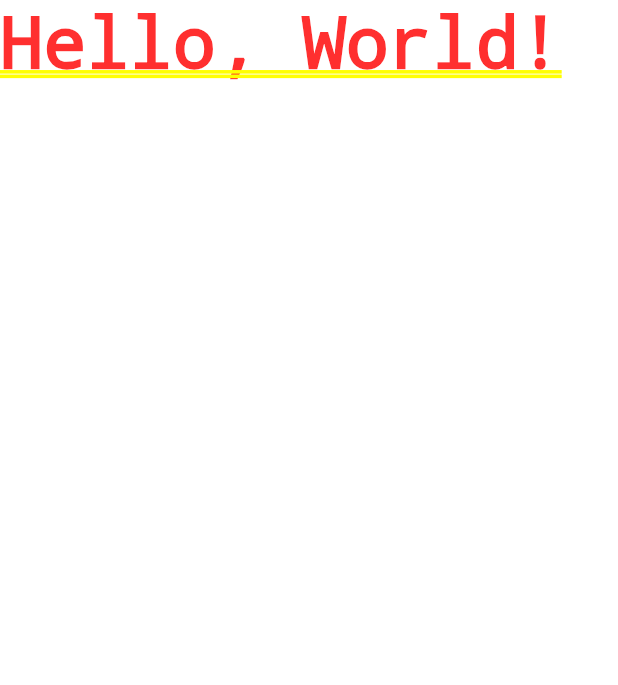
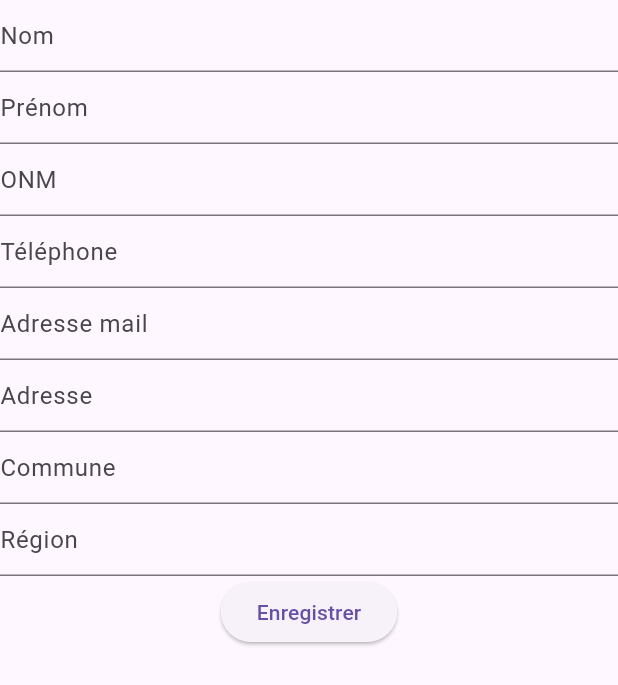
Before and after one commit to narisraz/doc-discovery, a Flutter app: the screen it shows after launch, on a phone screen of 412 x 824 dp. Shown: the top 685 px of the screen. Run offline on Flutter 3.47's test engine with Material 3 defaults, Android fonts, the light colour scheme and no system bars; our stand-ins replace cloud_firestore, dartz, equatable, firebase_core, flutter_riverpod, riverpod_annotation; accounts and stored records are empty; generated files the repository leaves out were written again.

Commit message:
✨ Create practitioner form

```diff
--- a/lib/main.dart
+++ b/lib/main.dart
@@ -1,5 +1,7 @@
+import 'package:docdiscovery/presentation/signup/practitioner_form.dart';
 import 'package:flutter/material.dart';
 import 'package:firebase_core/firebase_core.dart';
+import 'package:flutter_riverpod/flutter_riverpod.dart';
 import 'firebase_options.dart';
 
 void main() async {
@@ -7,7 +9,7 @@ void main() async {
   await Firebase.initializeApp(
     options: DefaultFirebaseOptions.currentPlatform,
   );
-  runApp(const MyApp());
+  runApp(const ProviderScope(child: MyApp()));
 }
 
 class MyApp extends StatelessWidget {
@@ -31,7 +33,7 @@ class MyApp extends StatelessWidget {
         useMaterial3: true,
         primarySwatch: Colors.blue,
       ),
-      home: const Text('Hello, World!'),
+      home: const Scaffold(body: PractitionerForm()),
     );
   }
 }
--- /dev/null
+++ b/lib/presentation/signup/practitioner_form.dart
@@ -0,0 +1,80 @@
+import 'package:docdiscovery/core/providers.dart';
+import 'package:docdiscovery/domain/entities/address.dart';
+import 'package:docdiscovery/domain/entities/practitioner.dart';
+import 'package:flutter/material.dart';
+import 'package:flutter_riverpod/flutter_riverpod.dart';
+
+class PractitionerForm extends ConsumerWidget {
+  const PractitionerForm({super.key});
+
+  @override
+  Widget build(BuildContext context, WidgetRef ref) {
+    final familyNameController = TextEditingController();
+    final givenNameController = TextEditingController();
+    final onmController = TextEditingController();
+    final telController = TextEditingController();
+    final emailController = TextEditingController();
+    final roadController = TextEditingController();
+    final cityController = TextEditingController();
+    final countryController = TextEditingController();
+
+    return Column(
+      children: [
+        TextFormField(
+          controller: familyNameController,
+          key: const Key('family_name'),
+          decoration: const InputDecoration(hintText: 'Nom'),
+        ),
+        TextFormField(
+          key: const Key('given_name'),
+          decoration: const InputDecoration(hintText: 'Prénom'),
+        ),
+        TextFormField(
+          key: const Key('onm'),
+          decoration: const InputDecoration(hintText: 'ONM'),
+        ),
+        TextFormField(
+          key: const Key('tel'),
+          decoration: const InputDecoration(hintText: 'Téléphone'),
+        ),
+        TextFormField(
+          key: const Key('email'),
+          decoration: const InputDecoration(hintText: 'Adresse mail'),
+        ),
+        TextFormField(
+          key: const Key('road'),
+          decoration: const InputDecoration(hintText: 'Adresse'),
+        ),
+        TextFormField(
+          key: const Key('city'),
+          decoration: const InputDecoration(hintText: 'Commune'),
+        ),
+        TextFormField(
+          key: const Key('country'),
+          decoration: const InputDecoration(hintText: 'Région'),
+        ),
+        ElevatedButton(
+          onPressed: () {
+            ref
+                .read(practitionerRepositoryProvider)
+                .savePractitioner(PractitionerEntity(
+                    familyName: familyNameController.value.text,
+                    givenName: givenNameController.value.text,
+                    onm: onmController.value.text,
+                    tel: telController.value.text,
+                    email: emailController.value.text,
+                    address: AddressEntity(
+                      road: roadController.value.text,
+                      city: cityController.value.text,
+                      country: countryController.value.text,
+                    )))
+                .then((value) => ScaffoldMessenger.of(context)
+                    .showSnackBar(const SnackBar(content: Text("Saved"))));
+          },
+          key: const Key('submit_button'),
+          child: const Text('Enregistrer'),
+        )
+      ],
+    );
+  }
+}
```
Also changed, not shown: lib/core/providers.dart (added, +13 -0 lines), lib/core/providers.g.dart (added), 1 other file.
